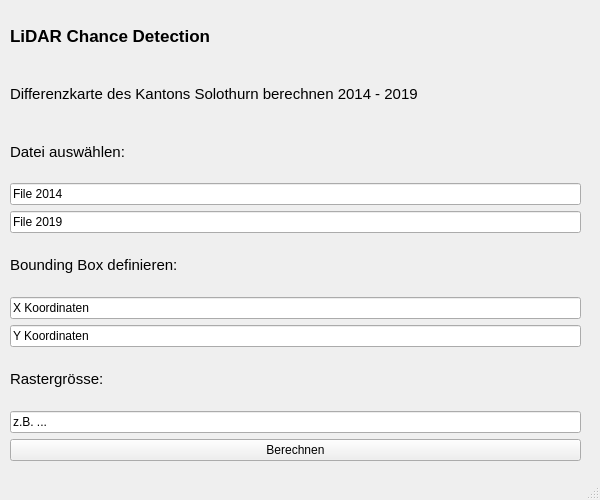
This is gui.ui in selinawalther/LiDAR-Chance-Detection as Qt 5 draws it before an edit. The edited form follows.
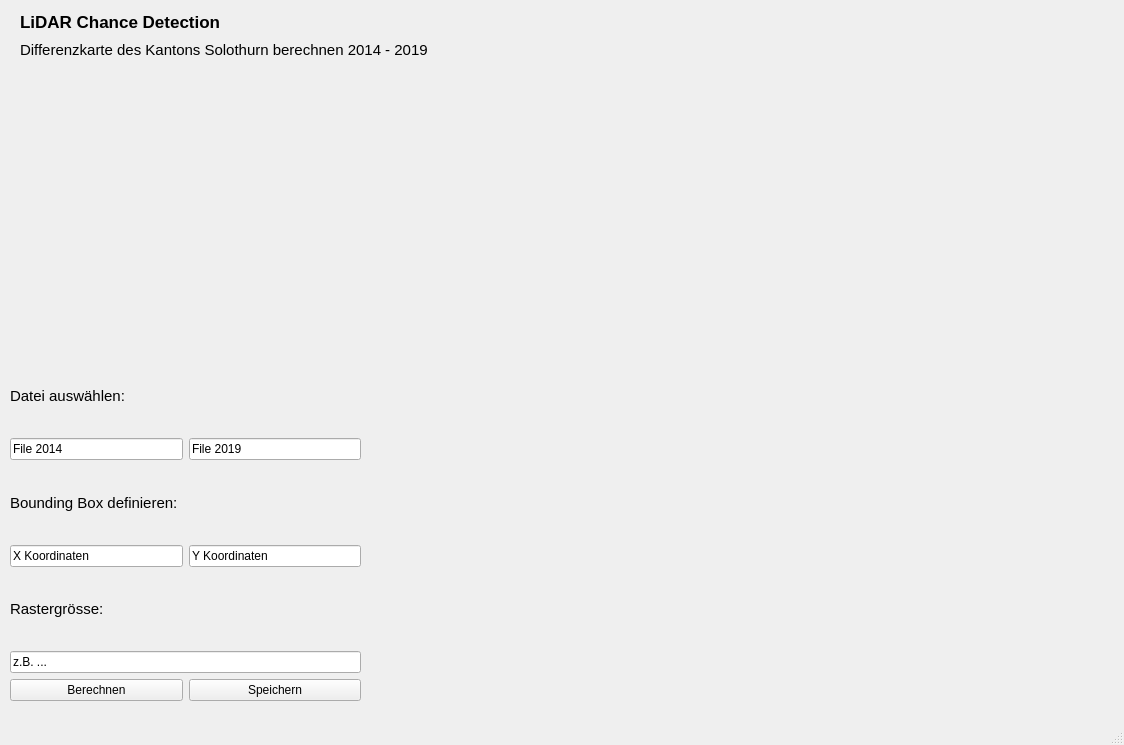
This is the edited form.

```diff
--- a/gui.ui
+++ b/gui.ui
@@ -6,8 +6,8 @@
    <rect>
     <x>0</x>
     <y>0</y>
-    <width>600</width>
-    <height>500</height>
+    <width>1124</width>
+    <height>745</height>
    </rect>
   </property>
   <property name="windowTitle">
@@ -18,44 +18,12 @@
     <property name="geometry">
      <rect>
       <x>10</x>
-      <y>10</y>
-      <width>571</width>
-      <height>451</height>
+      <y>360</y>
+      <width>351</width>
+      <height>341</height>
      </rect>
     </property>
     <layout class="QVBoxLayout" name="verticalLayout_5">
-     <item>
-      <widget class="QLabel" name="title">
-       <property name="font">
-        <font>
-         <pointsize>13</pointsize>
-         <weight>75</weight>
-         <bold>true</bold>
-        </font>
-       </property>
-       <property name="text">
-        <string>LiDAR Chance Detection</string>
-       </property>
-       <property name="margin">
-        <number>0</number>
-       </property>
-       <property name="indent">
-        <number>-1</number>
-       </property>
-      </widget>
-     </item>
-     <item>
-      <widget class="QLabel" name="description">
-       <property name="font">
-        <font>
-         <pointsize>11</pointsize>
-        </font>
-       </property>
-       <property name="text">
-        <string>Differenzkarte des Kantons Solothurn berechnen 2014 - 2019</string>
-       </property>
-      </widget>
-     </item>
      <item>
       <widget class="QLabel" name="dat_def">
        <property name="font">
@@ -69,6 +37,8 @@
       </widget>
      </item>
      <item>
+      <layout class="QHBoxLayout" name="horizontalLayout">
+       <item>
       <widget class="QLineEdit" name="file_14">
        <property name="inputMask">
         <string/>
@@ -88,6 +58,8 @@
        </property>
       </widget>
      </item>
+      </layout>
+     </item>
      <item>
       <widget class="QLabel" name="bb_def">
        <property name="font">
@@ -103,6 +75,8 @@
       </widget>
      </item>
      <item>
+      <layout class="QHBoxLayout" name="horizontalLayout_2">
+       <item>
       <widget class="QLineEdit" name="x_coord">
        <property name="text">
         <string>X Koordinaten</string>
@@ -116,6 +90,8 @@
        </property>
       </widget>
      </item>
+      </layout>
+     </item>
      <item>
       <widget class="QLabel" name="bb_def_2">
        <property name="font">
@@ -131,16 +107,75 @@
       </widget>
      </item>
      <item>
+      <layout class="QHBoxLayout" name="horizontalLayout_3">
+       <item>
       <widget class="QLineEdit" name="rastersize">
        <property name="text">
         <string>z.B. ...</string>
        </property>
       </widget>
      </item>
+      </layout>
+     </item>
+     <item>
+      <layout class="QHBoxLayout" name="horizontalLayout_4">
      <item>
       <widget class="QPushButton" name="calculate">
        <property name="text">
         <string>Berechnen</string>
+         </property>
+        </widget>
+       </item>
+       <item>
+        <widget class="QPushButton" name="save">
+         <property name="text">
+          <string>Speichern</string>
+         </property>
+        </widget>
+       </item>
+      </layout>
+     </item>
+    </layout>
+   </widget>
+   <widget class="QWidget" name="verticalLayoutWidget">
+    <property name="geometry">
+     <rect>
+      <x>20</x>
+      <y>10</y>
+      <width>488</width>
+      <height>51</height>
+     </rect>
+    </property>
+    <layout class="QVBoxLayout" name="verticalLayout">
+     <item>
+      <widget class="QLabel" name="title">
+       <property name="font">
+        <font>
+         <pointsize>13</pointsize>
+         <weight>75</weight>
+         <bold>true</bold>
+        </font>
+       </property>
+       <property name="text">
+        <string>LiDAR Chance Detection</string>
+       </property>
+       <property name="margin">
+        <number>0</number>
+       </property>
+       <property name="indent">
+        <number>-1</number>
+       </property>
+      </widget>
+     </item>
+     <item>
+      <widget class="QLabel" name="description">
+       <property name="font">
+        <font>
+         <pointsize>11</pointsize>
+        </font>
+       </property>
+       <property name="text">
+        <string>Differenzkarte des Kantons Solothurn berechnen 2014 - 2019</string>
        </property>
       </widget>
      </item>
```
Lines whose indentation alone changed are shown as unchanged.
